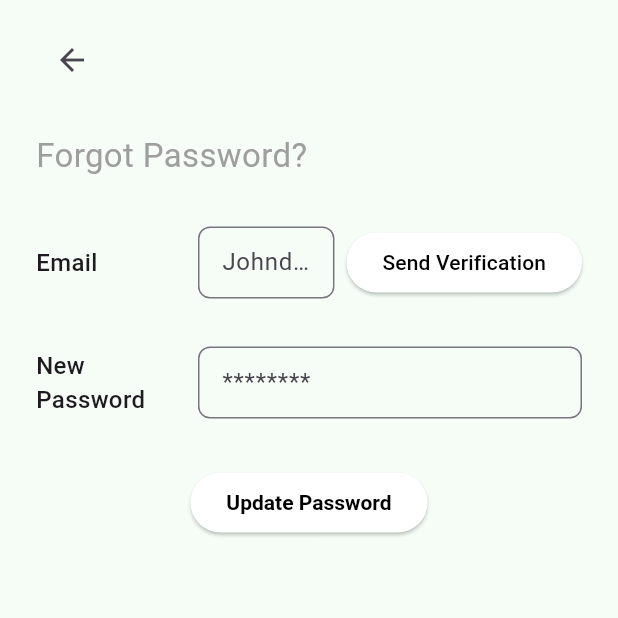
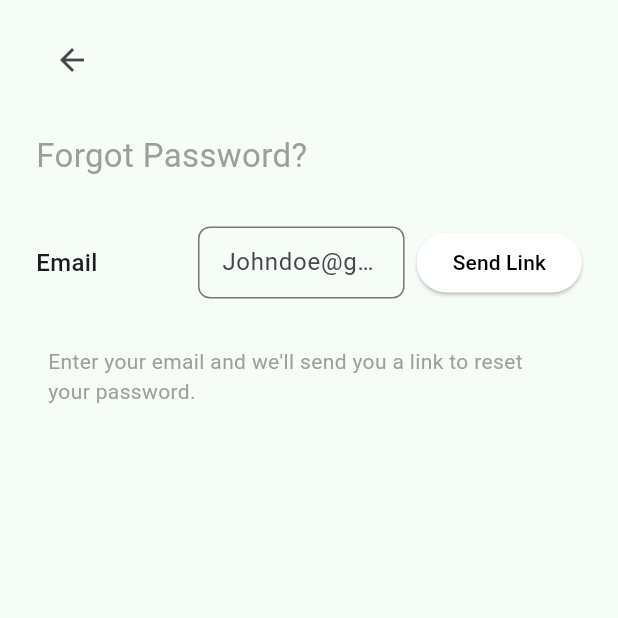
Before and after one commit to koralis5/Trashure, a Flutter app: the screen it shows after launch, after a tap on "Forgot your password?", on a phone screen of 412 x 824 dp, the top half of it. Run offline on Flutter 3.47's test engine with Material 3 defaults, Android fonts, the light colour scheme and no system bars; our stand-ins replace firebase_auth, firebase_core, get_it; accounts and stored records are empty; generated files the repository leaves out were written again.

Commit message:
Finished Lab 7, need to do extra

```diff
--- a/lib/main.dart
+++ b/lib/main.dart
@@ -13,6 +13,7 @@ import 'firebase_options.dart';
 import 'package:firebase_core/firebase_core.dart';
 import 'package:get_it/get_it.dart';
 import 'services/firebase_service.dart';
+import 'package:firebase_auth/firebase_auth.dart';
 
 void main() async{
   WidgetsFlutterBinding.ensureInitialized();
@@ -20,17 +21,20 @@ void main() async{
     options: DefaultFirebaseOptions.currentPlatform,
   );
   GetIt.instance.registerLazySingleton(() => FirebaseService());
-  runApp(const MyApp());
+  runApp(MyApp());
 }
 
 class MyApp extends StatelessWidget {
-  const MyApp({Key? key}) : super(key: key);
+  FirebaseService fbService = GetIt.instance<FirebaseService>();
 
   @override
   Widget build(BuildContext context) {
+    return StreamBuilder<User?>(
+      stream: fbService.getAuthUser(),
+      builder: (context, Snapshot) {
         return MaterialApp(
           debugShowCheckedModeBanner: false,
-      initialRoute: LoginScreen.routeName,
+          home: Snapshot.hasData ? HomeScreen() : LoginScreen(),
           routes: {
             LoginScreen.routeName: (_) => LoginScreen(),
             RegisterScreen.routeName: (_) => RegisterScreen(),
@@ -45,4 +49,6 @@ class MyApp extends StatelessWidget {
           },
         );
       }
+    );
   }
+}
--- a/lib/screens/forget_password_screen.dart
+++ b/lib/screens/forget_password_screen.dart
@@ -1,4 +1,5 @@
 import 'package:flutter/material.dart';
+import 'package:firebase_auth/firebase_auth.dart';
 import 'package:trashure/models/colours.dart';
 import 'package:trashure/widgets/custom_text_field.dart';
 
@@ -7,10 +8,45 @@ class ResetPasswordScreen extends StatelessWidget {
 
   const ResetPasswordScreen({super.key});
 
+  Future<void> _sendPasswordResetEmail(BuildContext context, String email) async {
+    try {
+      await FirebaseAuth.instance.sendPasswordResetEmail(email: email.trim());
+      FocusScope.of(context).unfocus();
+      ScaffoldMessenger.of(context).hideCurrentSnackBar();
+      ScaffoldMessenger.of(context).showSnackBar(
+        const SnackBar(
+          content: Text('Password reset email sent. Please check your inbox.'),
+        ),
+      );
+    } on FirebaseAuthException catch (e) {
+      ScaffoldMessenger.of(context).hideCurrentSnackBar();
+      ScaffoldMessenger.of(context).showSnackBar(
+        SnackBar(content: Text(_getErrorMessage(e.code))),
+      );
+    } catch (e) {
+      ScaffoldMessenger.of(context).hideCurrentSnackBar();
+      ScaffoldMessenger.of(context).showSnackBar(
+        SnackBar(content: Text('An error occurred: ${e.toString()}')),
+      );
+    }
+  }
+
+  String _getErrorMessage(String errorCode) {
+    switch (errorCode) {
+      case 'user-not-found':
+        return 'No user found with this email address.';
+      case 'invalid-email':
+        return 'The email address is not valid.';
+      case 'user-disabled':
+        return 'This user account has been disabled.';
+      default:
+        return 'Failed to send password reset email.';
+    }
+  }
+
   @override
   Widget build(BuildContext context) {
     final emailController = TextEditingController();
-    final passwordController = TextEditingController();
 
     return Scaffold(
       backgroundColor: AppColour.background,
@@ -43,14 +79,19 @@ class ResetPasswordScreen extends StatelessWidget {
                       label: 'Email',
                       hintText: 'Johndoe@gmail.com',
                       controller: emailController,
+                      keyboardType: TextInputType.emailAddress,
                     ),
                   ),
                   const SizedBox(width: 8),
                   ElevatedButton(
                     onPressed: () {
-                      ScaffoldMessenger.of(context).showSnackBar(
-                        const SnackBar(content: Text("Verification email sent")),
-                      );
+                      if (emailController.text.isEmpty) {
+                        ScaffoldMessenger.of(context).showSnackBar(
+                          const SnackBar(content: Text("Please enter your email")),
+                        );
+                      } else {
+                        _sendPasswordResetEmail(context, emailController.text);
+                      }
                     },
                     style: ElevatedButton.styleFrom(
                       shape: RoundedRectangleBorder(
@@ -59,41 +100,18 @@ class ResetPasswordScreen extends StatelessWidget {
                       backgroundColor: Colors.white,
                       foregroundColor: Colors.black,
                     ),
-                    child: const Text("Send Verification"),
+                    child: const Text("Send Link"),
                   ),
                 ],
               ),
-
               const SizedBox(height: 32),
-
-              // New Password Field
-              CustomTextField(
-                label: 'New Password',
-                hintText: '********',
-                controller: passwordController,
-                obscureText: true,
+              const Padding(
+                padding: EdgeInsets.symmetric(horizontal: 8.0),
+                child: Text(
+                  "Enter your email and we'll send you a link to reset your password.",
+                  style: TextStyle(color: Colors.grey),
+                ),
               ),
-
-              const SizedBox(height: 32),
-              Center(
-                child: ElevatedButton(
-                  onPressed: () {
-                    ScaffoldMessenger.of(context).showSnackBar(
-                      const SnackBar(content: Text("Password updated")),
-                    );
-                  },
-                  style: ElevatedButton.styleFrom(
-                    padding: const EdgeInsets.symmetric(horizontal: 24, vertical: 12),
-                    shape: RoundedRectangleBorder(
-                      borderRadius: BorderRadius.circular(20),
-                    ),
-                    backgroundColor: Colors.white,
-                    foregroundColor: Colors.black,
-                    textStyle: const TextStyle(fontWeight: FontWeight.bold),
-                  ),
-                  child: const Text("Update Password"),
-                ),
-              )
             ],
           ),
         ),
--- a/lib/services/firebase_service.dart
+++ b/lib/services/firebase_service.dart
@@ -1,7 +1,26 @@
 import 'package:flutter/material.dart';
+import 'package:firebase_auth/firebase_auth.dart';
 
 class FirebaseService {
-  void login (String email, String password) {
-    debugPrint('login function is called');
+  Future<UserCredential> register(email, password) {
+    return FirebaseAuth.instance.createUserWithEmailAndPassword(email: email, password:
+    password);
+  }
+  Future<UserCredential> login(email, password) {
+    return FirebaseAuth.instance.signInWithEmailAndPassword(email: email, password:
+    password);
+  }
+  Stream<User?> getAuthUser() {
+    return FirebaseAuth.instance.authStateChanges();
+  }
+  User? getCurrentUser() {
+    return FirebaseAuth.instance.currentUser;
+  }
+  Future<void> logOut() {
+    return FirebaseAuth.instance.signOut();
+  }
+
+  Future<void> resetPassword(String email) {
+    return FirebaseAuth.instance.sendPasswordResetEmail(email: email);
   }
 }
--- a/pubspec.yaml
+++ b/pubspec.yaml
@@ -37,6 +37,7 @@ dependencies:
   cupertino_icons: ^1.0.2
   firebase_core: ^3.14.0
   get_it: ^8.0.3
+  firebase_auth: ^5.6.2
 
 dev_dependencies:
   flutter_test:
```
Also changed, not shown: lib/screens/login_screen.dart (+11 -8 lines), lib/screens/profile_screen.dart (+49 -13 lines), lib/screens/register_screen.dart (+77 -4 lines), lib/widgets/bottom_navbar.dart (+17 -5 lines), pubspec.lock, 3 other files. Lines whose indentation alone changed are shown as unchanged.
